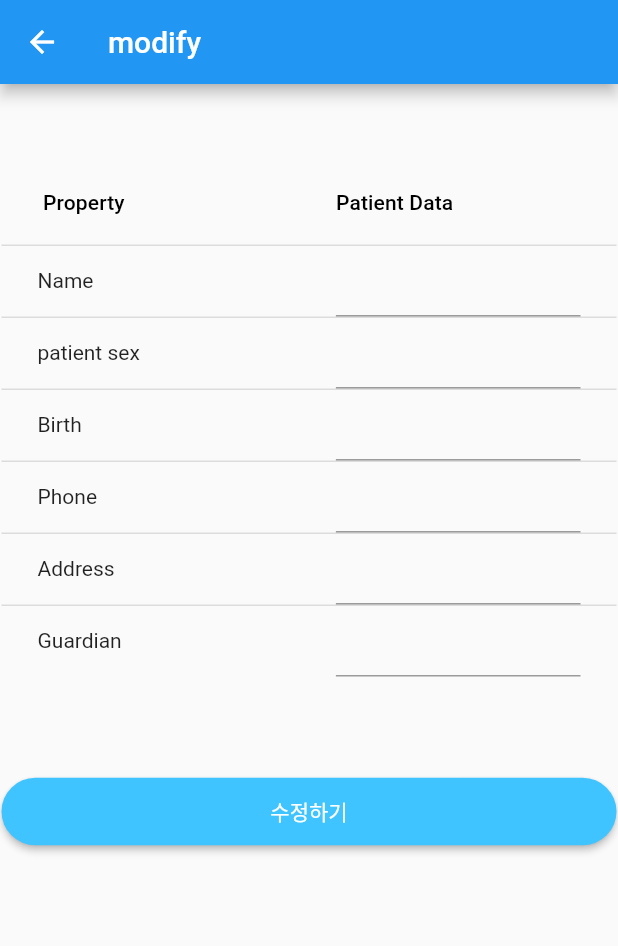
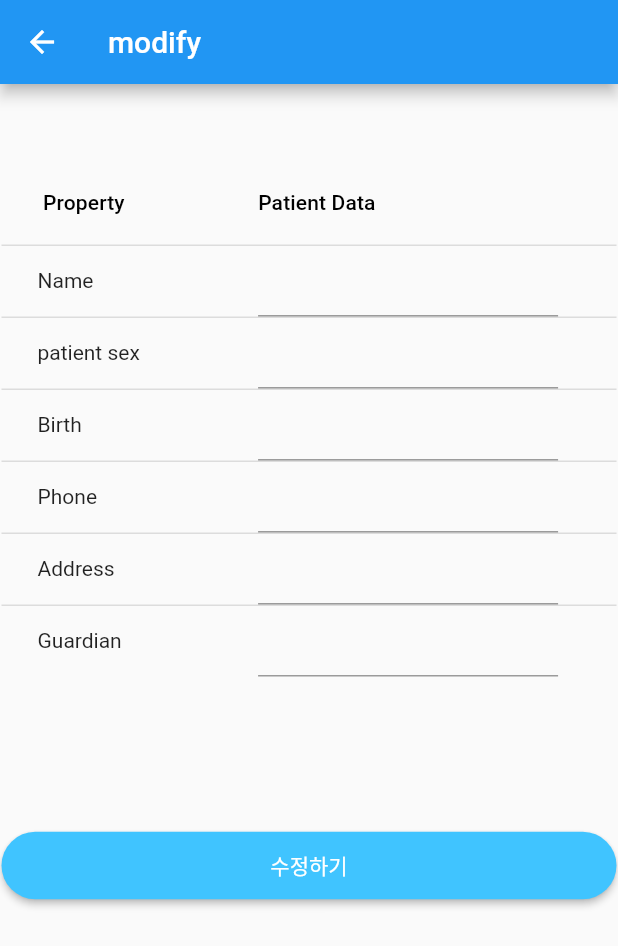
Before and after one commit to hansh0801/irm_flutter_demo, a Flutter app: the DetailPage screen opened directly with empty values, after a tap on "Edit Info", on a phone screen of 412 x 824 dp. Shown: the top 946 px of the screen. Run offline on Flutter 3.47's test engine with Material 2 defaults, Android fonts, the phone set to English and light mode, and no system bars; our stand-ins replace fluro, flushbar, flutter_spinkit, splashscreen; missing offline and left inert: flutter_webview_plugin, simple_auth; network calls fail; statements that could not run were skipped.

Commit message:
- make action to backbutton exit app - make modify page scrollable, and made widget fixed size - changed patient info layout - changed patient info detailpage layout

```diff
--- a/lib/home_page.dart
+++ b/lib/home_page.dart
@@ -4,6 +4,8 @@ import 'login_page.dart';
 import 'package:flutter_staggered_grid_view/flutter_staggered_grid_view.dart';
 import 'patients_info.dart';
 import 'get_patient_data.dart';
+import 'dart:io';
+import "package:flutter/services.dart";
 
 class Home_Page extends StatefulWidget {
   @override
@@ -90,7 +92,7 @@ class _Home_PageState extends State<Home_Page> {
                           const Color(0xFFFFFFFF)),
                     ),
                     new GestureDetector(
-                      onTap: () => Navigator.of(context).pop(true),
+                      onTap:  ()async => await SystemChannels.platform.invokeMethod('SystemNavigator.pop'),
                       child: roundedButton(" Yes ", const Color(0xff216bd6),
                           const Color(0xFFFFFFFF)),
                     ),
--- a/lib/patient_info_detail_modify.dart
+++ b/lib/patient_info_detail_modify.dart
@@ -4,6 +4,8 @@ import 'patients_info_detailpage.dart';
 import 'get_patient_data.dart';
 import 'package:flushbar/flushbar.dart';
 import 'package:flushbar/flushbar_helper.dart';
+import 'package:flutter/services.dart';
+
 Patientlist return_patientinfo;
 String name, sex, birth, phone, address, guardian;
 
@@ -34,7 +36,8 @@ class _InfoModifyState extends State<InfoModify> {
           DataRow(cells: <DataCell>[
             DataCell(Text("Name")),
             DataCell(
-              TextFormField(
+              Container(width: 200,
+                child: TextFormField(
                   decoration: InputDecoration(),
                   initialValue: widget.patientinfo.patient_name,
                   onSaved: (input) => name = input,
@@ -46,12 +49,14 @@ class _InfoModifyState extends State<InfoModify> {
                   },
                 ),
               ),
+            ),
             // stateless와 다르게 statefuld에서 ,paraameter 받을 때 widget.param 이렇게 써야함.
           ]),
           DataRow(cells: <DataCell>[
             DataCell(Text("patient sex")),
             DataCell(
-              TextFormField(
+              Container(width: 200,
+                child: TextFormField(
                   decoration: InputDecoration(),
                   initialValue: widget.patientinfo.patient_sex,
                   onSaved: (input) => sex = input,
@@ -63,11 +68,13 @@ class _InfoModifyState extends State<InfoModify> {
                   },
                 ),
               ),
+            ),
           ]),
           DataRow(cells: <DataCell>[
             DataCell(Text("Birth")),
             DataCell(
-              TextFormField(
+              Container(width: 200,
+                child: TextFormField(
                   decoration: InputDecoration(),
                   initialValue: widget.patientinfo.patient_birth_dttm,
                   onSaved: (input) => birth = input,
@@ -79,11 +86,13 @@ class _InfoModifyState extends State<InfoModify> {
                   },
                 ),
               ),
+            ),
           ]),
           DataRow(cells: <DataCell>[
             DataCell(Text("Phone")),
             DataCell(
-              TextFormField(
+              Container(width: 200,
+                child: TextFormField(
                   decoration: InputDecoration(),
                   initialValue: widget.patientinfo.patient_phone,
                   onSaved: (input) => phone = input,
@@ -95,11 +104,13 @@ class _InfoModifyState extends State<InfoModify> {
                   },
                 ),
               ),
+            ),
           ]),
           DataRow(cells: <DataCell>[
             DataCell(Text("Address")),
             DataCell(
-              TextFormField(
+              Container(width: 200,
+                child: TextFormField(
                   decoration: InputDecoration(),
                   initialValue: widget.patientinfo.patient_address,
                   onSaved: (input) => address = input,
@@ -111,11 +122,13 @@ class _InfoModifyState extends State<InfoModify> {
                   },
                 ),
               ),
+            ),
           ]),
           DataRow(cells: <DataCell>[
             DataCell(Text("Guardian")),
             DataCell(
-              TextFormField(
+              Container(width: 200,
+                child: TextFormField(
                   decoration: InputDecoration(),
                   initialValue: widget.patientinfo.patient_guardian,
                   onSaved: (input) => guardian = input,
@@ -125,6 +138,7 @@ class _InfoModifyState extends State<InfoModify> {
                     }
                     return null;
                   },
+                ),
               ),
             ),
           ]),
@@ -138,11 +152,12 @@ class _InfoModifyState extends State<InfoModify> {
     //return_patientinfo = widget.patientinfo ;
 
     return Scaffold(
-      resizeToAvoidBottomPadding: false,
+
       appBar: new AppBar(
         title: Text("modify"),
       ),
       body: new Container(
+        child: SingleChildScrollView(
           child: Center(
               child: new Form(
                   key: formKey,
@@ -154,7 +169,7 @@ class _InfoModifyState extends State<InfoModify> {
                         SizedBox(
                           height: 50,
                         ),
-                      Flexible(child: PatientData()),
+                        SizedBox(height:380,width: 500,child: PatientData()),
                         SizedBox(
                           height: 50,
                         ),
@@ -268,6 +283,7 @@ class _InfoModifyState extends State<InfoModify> {
                     ),
                   ))),
         ),
+      ),
     );
   }
 }
--- a/lib/patients_info_detailpage.dart
+++ b/lib/patients_info_detailpage.dart
@@ -58,7 +58,7 @@ class _DetailPageState extends State<DetailPage> {
             DataCell(
                 Text(widget.patientinfo.patient_name != null
                     ? widget.patientinfo.patient_name
-                    : "default"),
+                    : ""),
                 showEditIcon:
                     false,
                 ),
@@ -69,13 +69,9 @@ class _DetailPageState extends State<DetailPage> {
             DataCell(
                 Text(widget.patientinfo.patient_sex != null
                     ? widget.patientinfo.patient_sex
-                    : "default"),
-                showEditIcon: true,
-                onTap:()=> new TextField(
-                  onChanged: (text){
-                    var value= text;
-                  },
-                ) )
+                    : ""),
+
+                 )
             ,
           ]),
 
@@ -84,32 +80,32 @@ class _DetailPageState extends State<DetailPage> {
             DataCell(
                 Text(widget.patientinfo.patient_birth_dttm != null
                     ? widget.patientinfo.patient_birth_dttm
-                    : "default"),
-                showEditIcon: true),
+                    : ""),
+                ),
           ]),
           DataRow(cells: <DataCell>[
             DataCell(Text("Phone")),
             DataCell(
                 Text(widget.patientinfo.patient_phone != null
                     ? widget.patientinfo.patient_phone
-                    : "default"),
-                showEditIcon: true),
+                    : ""),
+                ),
           ]),
           DataRow(cells: <DataCell>[
             DataCell(Text("Address")),
             DataCell(
                 Text(widget.patientinfo.patient_address != null
                     ? widget.patientinfo.patient_address
-                    : "default"),
-                showEditIcon: true),
+                    : ""),
+                ),
           ]),
           DataRow(cells: <DataCell>[
             DataCell(Text("Guardian")),
             DataCell(
                 Text(widget.patientinfo.patient_guardian != null
                     ? widget.patientinfo.patient_guardian
-                    : "default"),
-                showEditIcon: true),
+                    : ""),
+                ),
           ]),
         ],
       );
@@ -159,7 +155,7 @@ class _DetailPageState extends State<DetailPage> {
                 }
               },
             ),
-            Flexible(child:PatientData(), )
+            SizedBox(width:400,height:400,child:PatientData(), )
 
           ],
         ),
```
Also changed, not shown: lib/patients_info.dart (+18 -9 lines). Lines whose indentation alone changed are shown as unchanged.
